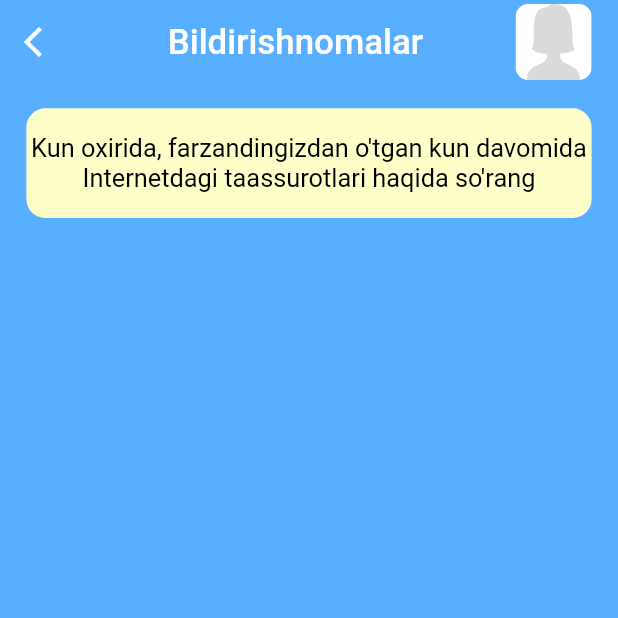
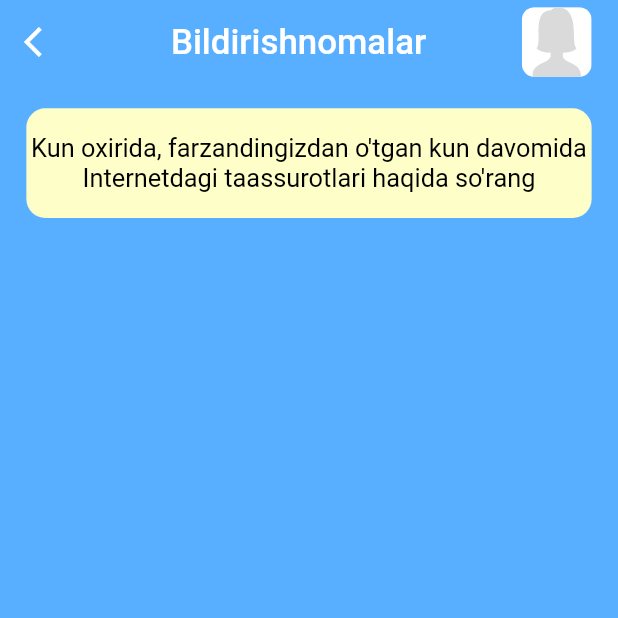
Before and after one commit to ogabek6207/parent_control, a Flutter app: the AlertScreen screen opened directly with empty values, on a phone screen of 412 x 824 dp, the top half of it. Run offline on Flutter 3.47's test engine with Material 2 defaults, Android fonts, the phone set to English and light mode, and no system bars; our stand-ins replace flutter_svg, image_picker, rxdart, shared_preferences, sqflite; accounts and stored records are empty.

Commit message:
Play console....,

```diff
--- a/lib/src/ui/alert/alert_screen.dart
+++ b/lib/src/ui/alert/alert_screen.dart
@@ -72,8 +72,8 @@ class _AlertScreenState extends State<AlertScreen> {
         actions: [
           Center(
             child: Container(
-              height: 48 * o,
-              width: 48 * o,
+              height: 44 * o,
+              width: 44 * o,
               decoration: BoxDecoration(
                 borderRadius: BorderRadius.circular(8 * o),
               ),
@@ -106,6 +106,7 @@ class _AlertScreenState extends State<AlertScreen> {
             height: 16 * h,
           ),
           Container(
+            padding: EdgeInsets.symmetric(horizontal: 2*w),
             height: 72 * h,
             decoration: BoxDecoration(
               borderRadius: BorderRadius.circular(12 * o),
```
Also changed, not shown: lib/src/ui/add_child/add_child_screen.dart (+8 -11 lines).
